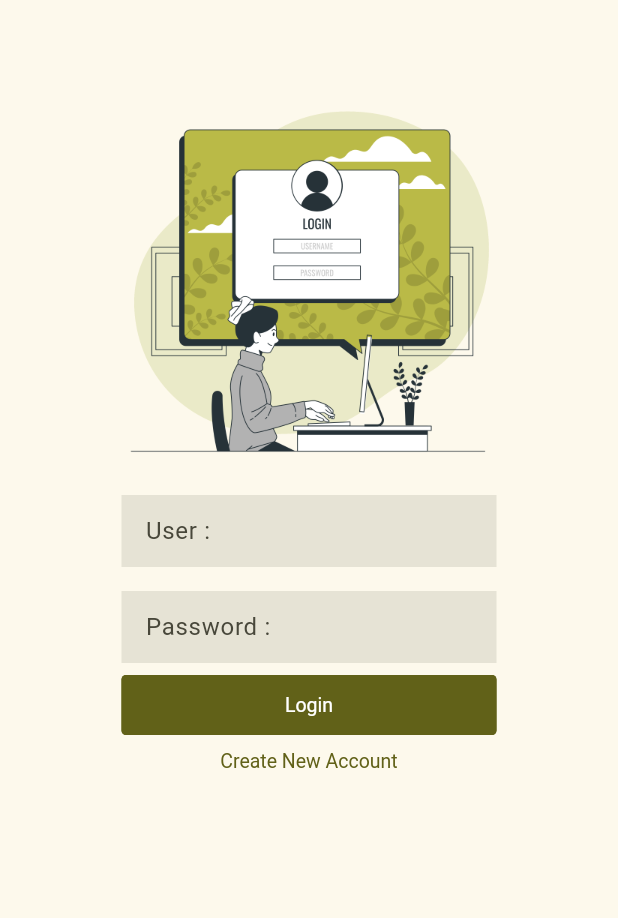
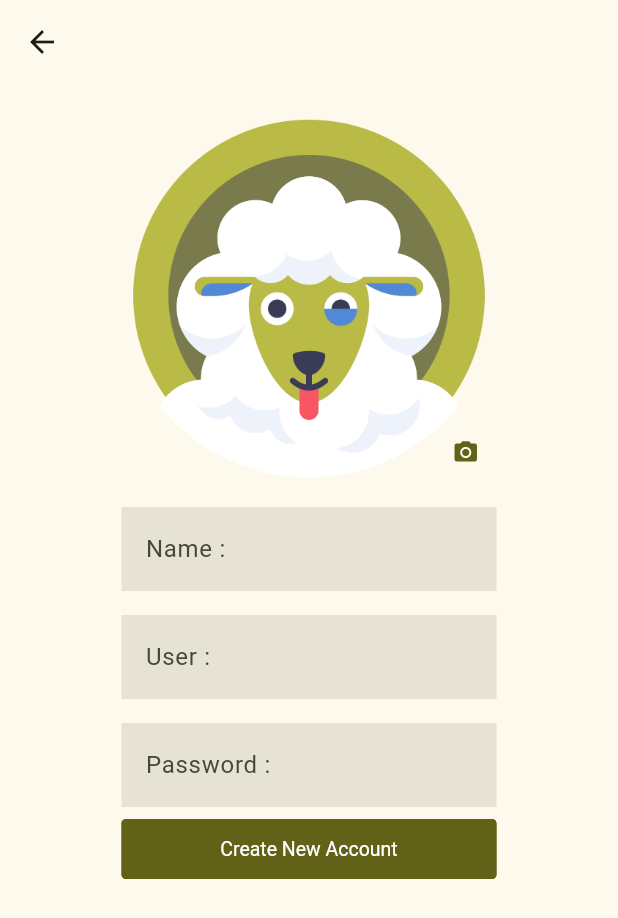
Before and after one commit to masterUNG/UngConnectedapi, a Flutter app: the screen it shows after launch, after a tap on "Create New Account", on a phone screen of 412 x 824 dp. Shown: the top 918 px of the screen. Run offline on Flutter 3.47's test engine with Material 3 defaults, Android fonts, the phone set to English and light mode, and no system bars; drawn by our look-alikes of getwidget; our stand-ins replace get.

Commit message:
ui CreateAccount Success

```diff
--- a/lib/main.dart
+++ b/lib/main.dart
@@ -1,4 +1,5 @@
 import 'package:flutter/material.dart';
+import 'package:get/get.dart';
 import 'package:ungconnectedapi/states/authen.dart';
 import 'package:ungconnectedapi/utility/app_constant.dart';
 
@@ -11,9 +12,10 @@ class MyApp extends StatelessWidget {
 
   @override
   Widget build(BuildContext context) {
-    return MaterialApp(
+    return GetMaterialApp(
       home: Authen(),
-      theme: ThemeData(colorScheme: ColorScheme.fromSeed(seedColor: AppConstant.mainColor)),
+      theme: ThemeData(
+          colorScheme: ColorScheme.fromSeed(seedColor: AppConstant.mainColor)),
     );
   }
 }
--- a/lib/states/authen.dart
+++ b/lib/states/authen.dart
@@ -1,6 +1,8 @@
 // ignore_for_file: public_member_api_docs, sort_constructors_first
 import 'package:flutter/material.dart';
+import 'package:get/get.dart';
 import 'package:getwidget/getwidget.dart';
+import 'package:ungconnectedapi/states/create_new_account.dart';
 import 'package:ungconnectedapi/widgets/widget_button.dart';
 
 import 'package:ungconnectedapi/widgets/widget_form.dart';
@@ -39,7 +41,10 @@ class Authen extends StatelessWidget {
                     ),
                     WidgetButton(
                       text: 'Create New Account',
-                      onPressed: () {},type: GFButtonType.transparent,
+                      onPressed: () {
+                        Get.to(CreateNewAccount());
+                      },
+                      type: GFButtonType.transparent,
                     )
                   ],
                 ),
--- a/lib/states/create_new_account.dart
+++ b/lib/states/create_new_account.dart
@@ -1,10 +1,74 @@
+// ignore_for_file: public_member_api_docs, sort_constructors_first
 import 'package:flutter/material.dart';
+import 'package:getwidget/getwidget.dart';
+import 'package:ungconnectedapi/widgets/widget_button.dart';
+import 'package:ungconnectedapi/widgets/widget_form.dart';
+import 'package:ungconnectedapi/widgets/widget_icon_button.dart';
+
+import 'package:ungconnectedapi/widgets/widget_image.dart';
 
 class CreateNewAccount extends StatelessWidget {
   const CreateNewAccount({super.key});
 
   @override
   Widget build(BuildContext context) {
-    return Scaffold();
+    return Scaffold(
+      appBar: AppBar(),
+      body: ListView(
+        children: [
+          SizedBox(height: 16),
+          displayAvatar(),
+          Row(
+            mainAxisAlignment: MainAxisAlignment.center,
+            children: [
+              SizedBox(
+                width: 250,
+                child: Column(
+                  children: [
+                    SizedBox(height: 16),
+                    WidgetForm(labelText: 'Name :',),
+                    SizedBox(height: 16),
+                    WidgetForm(labelText: 'User :',),
+                    SizedBox(height: 16),
+                    WidgetForm(labelText: 'Password :',),
+                    SizedBox(height: 8),
+                    WidgetButton(
+                      text: 'Create New Account',
+                      onPressed: () {},
+                      fullWidthButton: true,
+                    ),
+                  ],
+                ),
+              ),
+            ],
+          ),
+        ],
+      ),
+    );
+  }
+
+  Row displayAvatar() {
+    return Row(
+      mainAxisAlignment: MainAxisAlignment.center,
+      children: [
+        SizedBox(
+          width: 250,
+          height: 250,
+          child: Stack(
+            children: [
+              const WidgetImage(path: 'images/avatar.png'),
+              Positioned(
+                bottom: 0,
+                right: 0,
+                child: WidgetIconButton(
+                  icon: const Icon(Icons.photo_camera),
+                  onPressed: () {},
+                ),
+              ),
+            ],
+          ),
+        ),
+      ],
+    );
   }
 }
--- a/lib/widgets/widget_form.dart
+++ b/lib/widgets/widget_form.dart
@@ -5,15 +5,18 @@ class WidgetForm extends StatelessWidget {
   const WidgetForm({
     Key? key,
     this.hintText,
+    this.labelText,
   }) : super(key: key);
 
   final String? hintText;
+  final String? labelText;
 
   @override
   Widget build(BuildContext context) {
     return TextFormField(
       decoration: InputDecoration(
         hintText: hintText,
+        labelText: labelText,
         filled: true,
         border: InputBorder.none,
       ),
--- /dev/null
+++ b/lib/widgets/widget_icon_button.dart
@@ -0,0 +1,23 @@
+import 'package:flutter/material.dart';
+import 'package:getwidget/getwidget.dart';
+
+class WidgetIconButton extends StatelessWidget {
+  const WidgetIconButton({
+    Key? key,
+    required this.icon,
+    required this.onPressed,
+  }) : super(key: key);
+
+  final Widget icon;
+  final Function() onPressed;
+
+  @override
+  Widget build(BuildContext context) {
+    return GFIconButton(
+      icon: icon,
+      onPressed: onPressed,
+      type: GFButtonType.transparent,
+      color: Theme.of(context).primaryColor,
+    );
+  }
+}
--- a/lib/widgets/widget_image.dart
+++ b/lib/widgets/widget_image.dart
@@ -1,12 +1,16 @@
+// ignore_for_file: public_member_api_docs, sort_constructors_first
 import 'package:flutter/material.dart';
 
 class WidgetImage extends StatelessWidget {
   const WidgetImage({
-    super.key,
-  });
+    Key? key,
+    this.path,
+  }) : super(key: key);
+
+  final String? path;
 
   @override
   Widget build(BuildContext context) {
-    return Image.asset('images/login.png');
+    return Image.asset(path ?? 'images/login.png');
   }
 }
--- a/pubspec.yaml
+++ b/pubspec.yaml
@@ -36,6 +36,7 @@ dependencies:
   # Use with the CupertinoIcons class for iOS style icons.
   cupertino_icons: ^1.0.8
   getwidget: ^4.0.0
+  get: ^4.6.6
 
 dev_dependencies:
   flutter_test:
```
Also changed, not shown: images/avatar.png (added), pubspec.lock.
